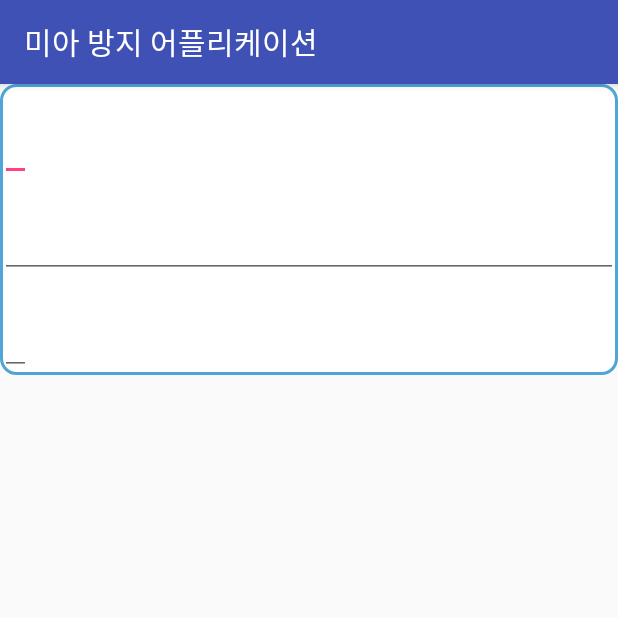
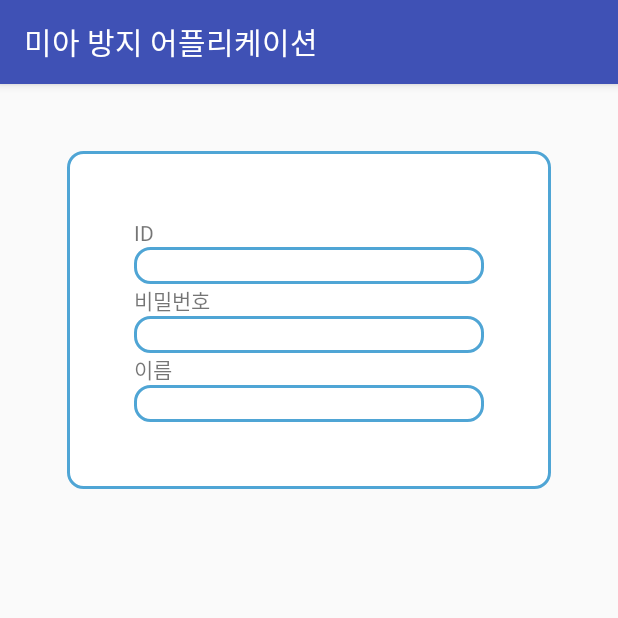
Before and after one commit to foreverfall123/Tab, an Android app: the MembershipActivity screen opened directly, with no data from a screen before it, on a phone screen of 412 x 824 dp, the top half of it. Run offline under Robolectric (Android 15) with nearby library versions, the phone set to English and light mode, and no system bars.

Commit message:
change_test

```diff
--- a/app/src/main/res/layout/membership.xml
+++ b/app/src/main/res/layout/membership.xml
@@ -7,26 +7,34 @@
         android:orientation="vertical"
         android:layout_width="match_parent"
         android:layout_height="wrap_content"
-        android:background="@drawable/round_rectangle">
+        android:background="@drawable/round_rectangle"
+        android:padding="20pt"
+        android:layout_margin="20pt">
 
         <TextView
             android:layout_width="wrap_content"
-            android:layout_height="wrap_content" />
+            android:layout_height="wrap_content"
+            android:text="@string/IDset"/>
         <EditText
-            android:layout_width="wrap_content"
-            android:layout_height="wrap_content" />
+            android:layout_width="match_parent"
+            android:layout_height="wrap_content"
+            android:background="@drawable/round_rectangle"/>
         <TextView
             android:layout_width="wrap_content"
-            android:layout_height="wrap_content" />
+            android:layout_height="wrap_content"
+            android:text="@string/PWset"/>
         <EditText
             android:layout_width="match_parent"
-            android:layout_height="wrap_content" />
+            android:layout_height="wrap_content"
+            android:background="@drawable/round_rectangle"/>
         <TextView
             android:layout_width="wrap_content"
-            android:layout_height="wrap_content" />
+            android:layout_height="wrap_content"
+            android:text="@string/NameSet"/>
         <EditText
-            android:layout_width="wrap_content"
-            android:layout_height="wrap_content" />
+            android:layout_width="match_parent"
+            android:layout_height="wrap_content"
+            android:background="@drawable/round_rectangle"/>
 
     </LinearLayout>
 
--- a/app/src/main/res/values/strings.xml
+++ b/app/src/main/res/values/strings.xml
@@ -5,5 +5,8 @@
     <string name="login">로그인</string>
     <string name="findid">아이디찾기</string>
     <string name="firstset">회원가입</string>
+    <string name="IDset">ID</string>
+    <string name="PWset">비밀번호</string>
+    <string name="NameSet">이름</string>
 
 </resources>
```
